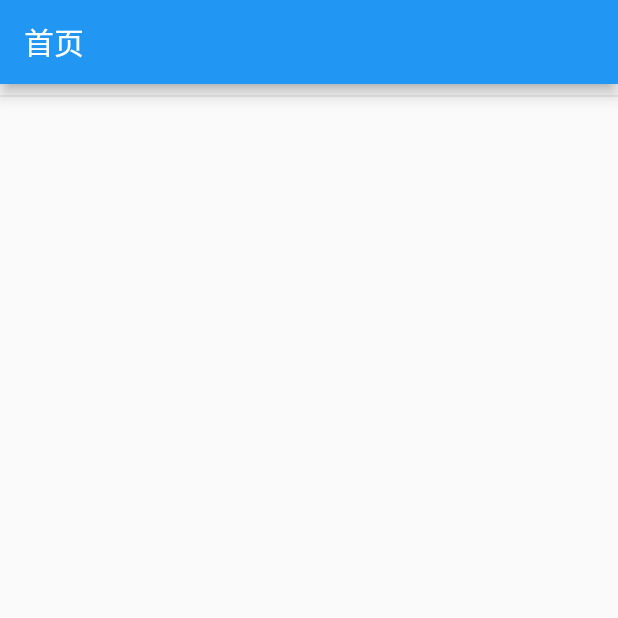
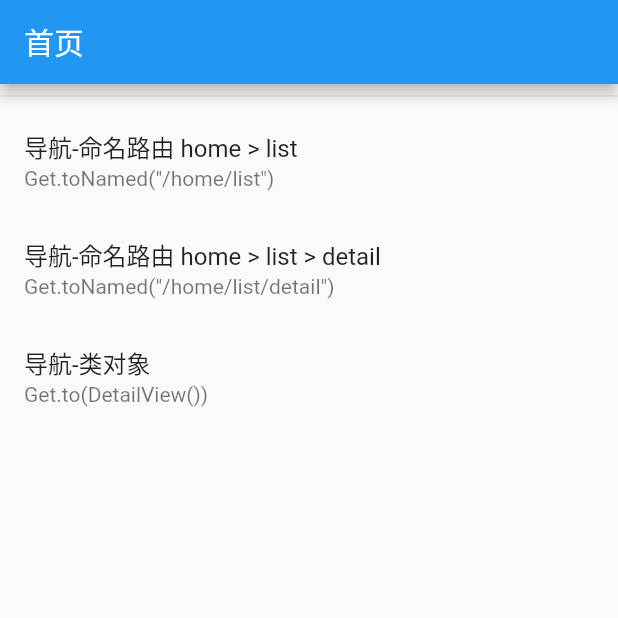
Before and after one commit to sunjinshuai/Flutter_GetX, a Flutter app: the screen it shows after launch, on a phone screen of 412 x 824 dp, the top half of it. Run offline on Flutter 3.47's test engine with Material 2 defaults, Android fonts, the phone set to English and light mode, and no system bars; our stand-ins replace get.

Commit message:
getx 路由

```diff
--- a/lib/common/routes/app_pages.dart
+++ b/lib/common/routes/app_pages.dart
@@ -1,4 +1,6 @@
 import 'package:flutter_app/pages/home/index.dart';
+import 'package:flutter_app/pages/list/index.dart';
+import 'package:flutter_app/pages/list_detail/index.dart';
 import 'package:get/get.dart';
 
 part 'app_routes.dart';
@@ -10,6 +12,18 @@ class AppPages {
     GetPage(
       name: AppRoutes.Home,
       page: () => HomeView(),
+      children: [
+        GetPage(
+          name: AppRoutes.List,
+          page: () => ListView(),
+          children: [
+            GetPage(
+              name: AppRoutes.Detail,
+              page: () => DetailView(),
+            ),
+          ],
+        ),
+      ],
     ),
   ];
 }
--- a/lib/common/routes/app_routes.dart
+++ b/lib/common/routes/app_routes.dart
@@ -2,4 +2,6 @@ part of 'app_pages.dart';
 
 abstract class AppRoutes {
   static const Home = '/home';
+  static const List = '/list';
+  static const Detail = '/detail';
 }
--- a/lib/pages/home/index.dart
+++ b/lib/pages/home/index.dart
@@ -1,4 +1,5 @@
 import 'package:flutter/material.dart';
+import 'package:flutter_app/pages/list_detail/index.dart';
 import 'package:get/get.dart';
 
 class HomeView extends StatelessWidget {
@@ -14,6 +15,21 @@ class HomeView extends StatelessWidget {
         children: [
           // 路由&导航
           Divider(),
+          ListTile(
+            title: Text("导航-命名路由 home > list"),
+            subtitle: Text('Get.toNamed("/home/list")'),
+            onTap: () => Get.toNamed("/home/list"),
+          ),
+          ListTile(
+            title: Text("导航-命名路由 home > list > detail"),
+            subtitle: Text('Get.toNamed("/home/list/detail")'),
+            onTap: () => Get.toNamed("/home/list/detail"),
+          ),
+          ListTile(
+            title: Text("导航-类对象"),
+            subtitle: Text("Get.to(DetailView())"),
+            onTap: () => Get.to(DetailView()),
+          ),
         ],
       ),
     );
--- /dev/null
+++ b/lib/pages/list/index.dart
@@ -0,0 +1,14 @@
+import 'package:flutter/material.dart';
+
+class ListView extends StatelessWidget {
+  const ListView({Key? key}) : super(key: key);
+
+  @override
+  Widget build(BuildContext context) {
+    return Scaffold(
+      appBar: AppBar(
+        title: Text("列表页"),
+      ),
+    );
+  }
+}
--- /dev/null
+++ b/lib/pages/list_detail/index.dart
@@ -0,0 +1,24 @@
+import 'package:flutter/material.dart';
+import 'package:get/get.dart';
+
+class DetailView extends StatelessWidget {
+  const DetailView({Key? key}) : super(key: key);
+
+  @override
+  Widget build(BuildContext context) {
+    return Scaffold(
+      appBar: AppBar(
+        title: Text("详情页"),
+      ),
+      body: ListView(
+        children: [
+          ListTile(
+            title: Text("导航-返回"),
+            subtitle: Text('Get.back()'),
+            onTap: () => Get.back(),
+          ),
+        ],
+      ),
+    );
+  }
+}
```
